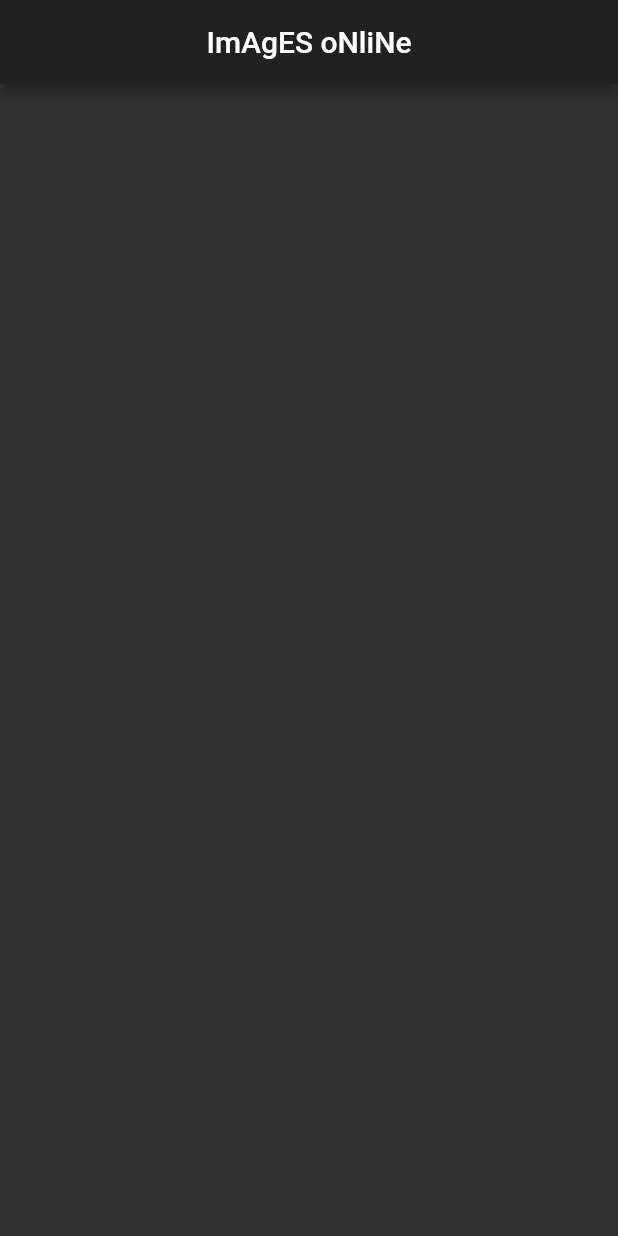
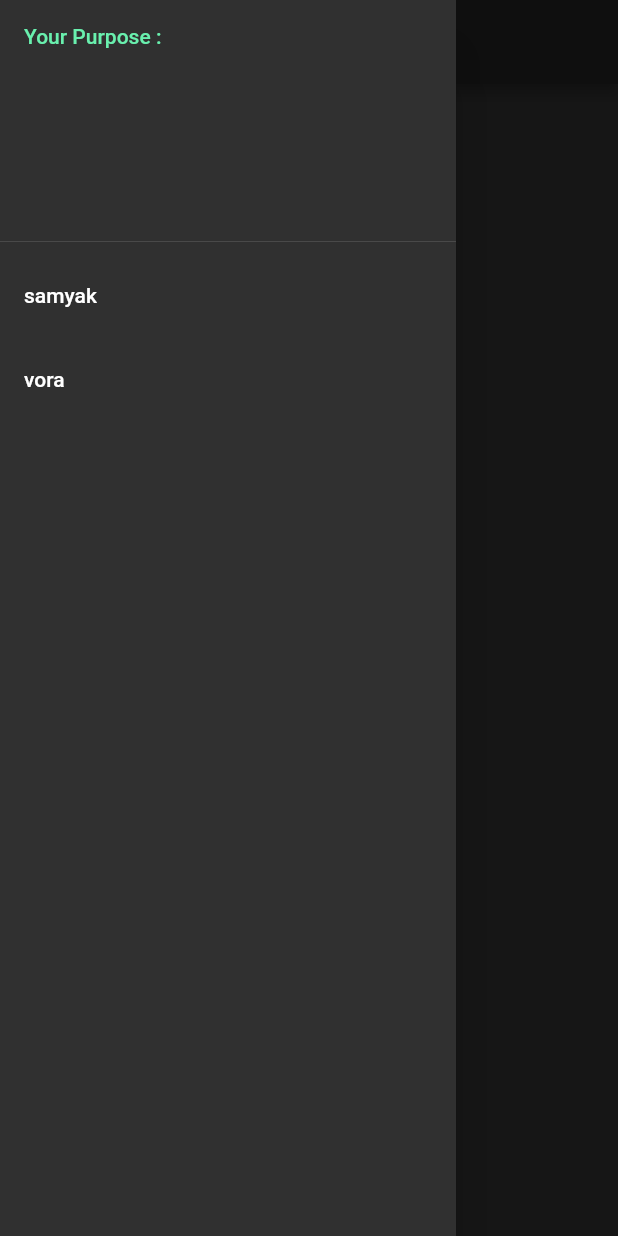
Before and after one commit to Samyak2406/Firebase_Image_Streamer, a Flutter app: the screen it shows after launch, with the side drawer open (before the commit the screen has no drawer), on a phone screen of 412 x 824 dp. Run offline on Flutter 3.47's test engine with Material 2 defaults, Android fonts, the phone set to English and light mode, and no system bars; our stand-ins replace cloud_firestore, firebase_storage; accounts and stored records are empty.

```diff
--- a/lib/finalScreen.dart
+++ b/lib/finalScreen.dart
@@ -3,14 +3,13 @@ import 'package:flutter/material.dart';
 import 'package:flutter/cupertino.dart';
 import 'my_storage.dart';
 
-
 class finalScreen extends StatefulWidget {
+  static const id = 'finalScreen';
   @override
   _finalScreenState createState() => _finalScreenState();
 }
 
 class _finalScreenState extends State<finalScreen> {
-
   String image;
 
   @override
@@ -20,46 +19,63 @@ class _finalScreenState extends State<finalScreen> {
         title: Text('ImAgES oNliNe'),
         centerTitle: true,
       ),
+      drawer: Drawer(
+        child: ListView(
+          children: <Widget>[
+            DrawerHeader(
+              child: Text(
+                'Your Purpose : ',
+                style: TextStyle(
+                  color: Colors.greenAccent,
+                ),
+              ),
+            ),
+            ListTile(
+              title: Text('samyak'),
+            ),
+            ListTile(
+              title: Text('vora'),
+            ),
+          ],
+        ),
+      ),
       body: SafeArea(
-//        child: FutureBuilder(
-//          future:_getImage(context,image),
-//          builder: (context,snapshot){
-//            //TODO
-//          }),
-      child: Container(
-        child:ListView.builder(
+        child: Container(
+            child: ListView.builder(
           itemCount: data.length,
-          itemBuilder: (context,index){
+          itemBuilder: (context, index) {
             return FutureBuilder(
               future: _getImage(index),
-              builder: (context,snapshot){
-                if(snapshot.hasData && snapshot.connectionState==ConnectionState.done){
+              builder: (context, snapshot) {
+                if (snapshot.hasData &&
+                    snapshot.connectionState == ConnectionState.done) {
                   return Container(
                     height: 250,
                     child: snapshot.data,
                   );
-                }
-                else{
+                } else {
                   return CircularProgressIndicator();
                 }
               },
             );
           },
-        )
+        )),
       ),
-        ),
     );
   }
 }
 
-
-Future<dynamic> _getImage(int index)  async {
+Future<dynamic> _getImage(int index) async {
   Image image;
   String temp;
-  temp='pokemon/'+data[index];
-  print('catch me $temp');
-  await FirebaseStorage.instance.ref().child(temp).getDownloadURL().then((onValue){
-    image=Image.network(onValue.toString());
+  temp = 'pokemon/' + data[index];
+//  print('catch me $temp');
+  await FirebaseStorage.instance
+      .ref()
+      .child(temp)
+      .getDownloadURL()
+      .then((onValue) {
+    image = Image.network(onValue.toString());
   });
   return image;
 }
--- a/lib/main.dart
+++ b/lib/main.dart
@@ -1,43 +1,19 @@
 import 'package:flutter/material.dart';
 import 'package:imagesonline/finalScreen.dart';
-import 'package:cloud_firestore/cloud_firestore.dart';
-import 'my_storage.dart';
-
-
-final _store=Firestore.instance;
+import 'loadingScreen.dart';
 
 void main() => runApp(MyApp());
 
-class MyApp extends StatefulWidget {
-
-  @override
-  _MyAppState createState() => _MyAppState();
-}
-
-class _MyAppState extends State<MyApp> {
-  @override
-  void initState() {
-    super.initState();
-    makeMyList();
-  }
-
-  void makeMyList() async{
-    await for(var pokemon in _store.collection('pokemon').snapshots()){
-      for(var pokemonName in pokemon.documents){
-        data.add(pokemonName.data['name'].toString());
-        print(pokemonName.data['name'].toString());
-//        print('find me');
-      }
-    }
-  }
-
-
+class MyApp extends StatelessWidget {
   @override
   Widget build(BuildContext context) {
     return MaterialApp(
       theme: ThemeData.dark(),
-      home: finalScreen(),
-
+      initialRoute: loadingScreen.id,
+      routes: {
+        loadingScreen.id: (context) => loadingScreen(),
+        finalScreen.id: (context) => finalScreen(),
+      },
     );
   }
 }
```
Also changed, not shown: lib/loadingScreen.dart (added, +39 -0 lines), 1 other file.
